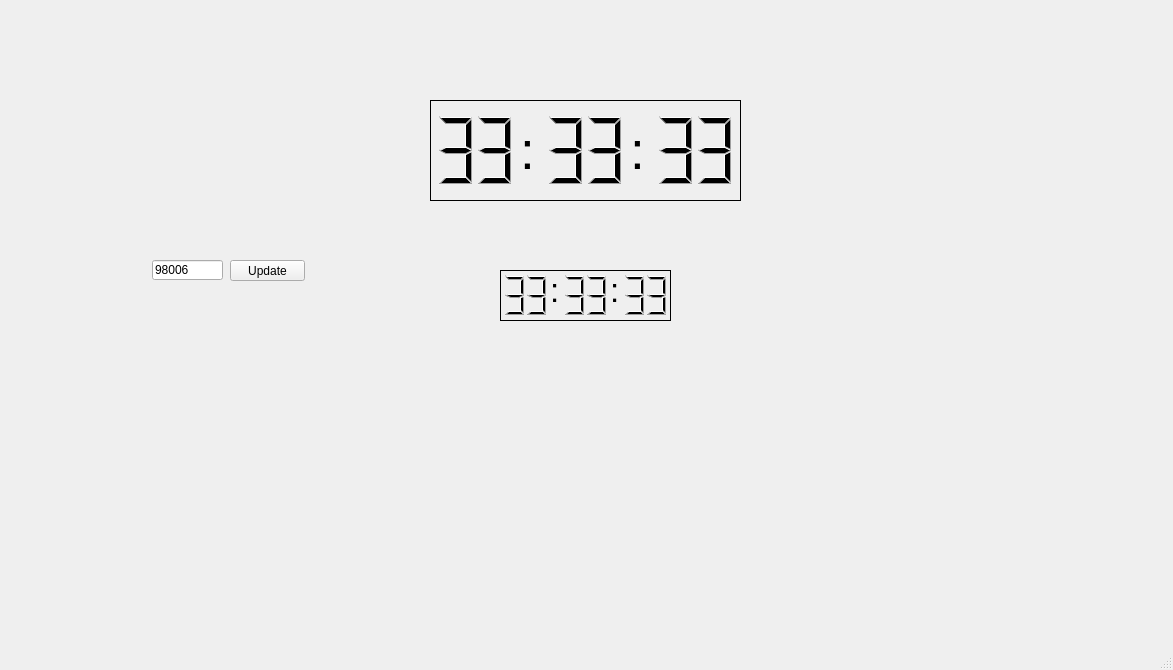
hansonbriley/LabFour, file LabFour/mainwindow.ui: the form before one commit.
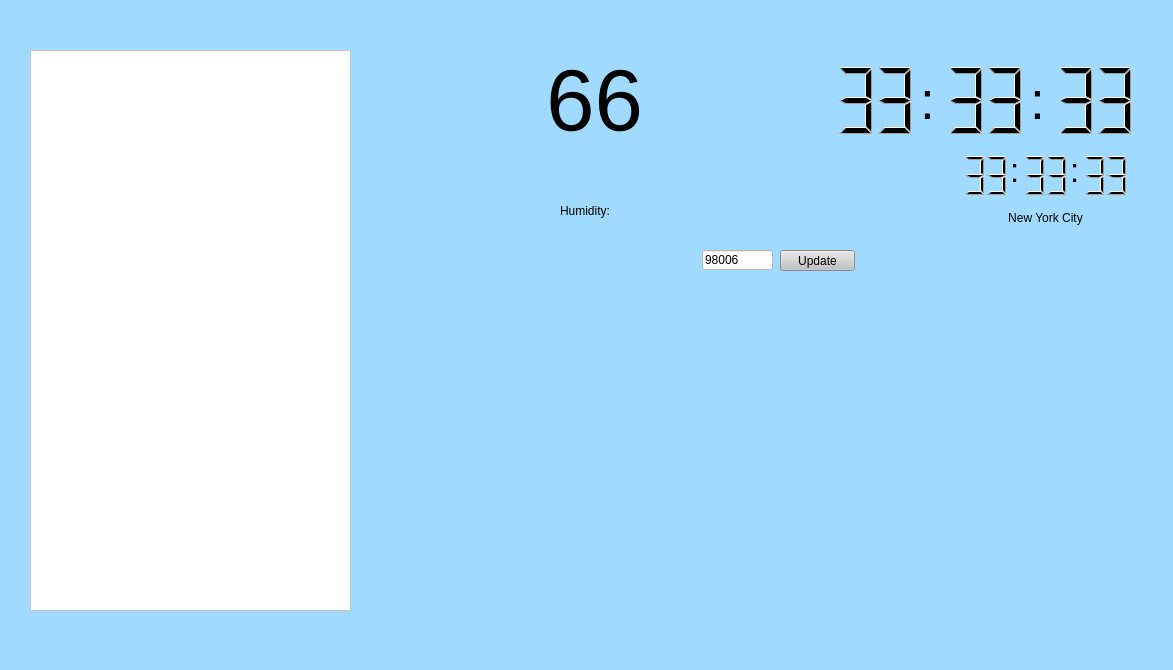
The form after the commit.

Patch:
```diff
--- a/LabFour/mainwindow.ui
+++ b/LabFour/mainwindow.ui
@@ -10,15 +10,31 @@
     <height>670</height>
    </rect>
   </property>
+  <property name="minimumSize">
+   <size>
+    <width>1173</width>
+    <height>670</height>
+   </size>
+  </property>
+  <property name="maximumSize">
+   <size>
+    <width>1173</width>
+    <height>670</height>
+   </size>
+  </property>
   <property name="windowTitle">
    <string>MainWindow</string>
   </property>
+  <property name="styleSheet">
+   <string notr="true">background-color: rgb(161, 218, 255);
+</string>
+  </property>
   <widget class="QWidget" name="centralwidget">
    <widget class="QLCDNumber" name="hoursTime">
     <property name="geometry">
      <rect>
-      <x>430</x>
-      <y>110</y>
+      <x>830</x>
+      <y>60</y>
       <width>91</width>
       <height>81</height>
      </rect>
@@ -36,8 +52,8 @@
    <widget class="QLCDNumber" name="minutesTime">
     <property name="geometry">
      <rect>
-      <x>540</x>
-      <y>110</y>
+      <x>940</x>
+      <y>60</y>
       <width>91</width>
       <height>81</height>
      </rect>
@@ -55,8 +71,8 @@
    <widget class="QLCDNumber" name="secondsTime">
     <property name="geometry">
      <rect>
-      <x>650</x>
-      <y>110</y>
+      <x>1050</x>
+      <y>60</y>
       <width>91</width>
       <height>81</height>
      </rect>
@@ -74,8 +90,8 @@
    <widget class="QLabel" name="label">
     <property name="geometry">
      <rect>
-      <x>520</x>
-      <y>110</y>
+      <x>920</x>
+      <y>60</y>
       <width>31</width>
       <height>81</height>
      </rect>
@@ -92,8 +108,8 @@
    <widget class="QLabel" name="label_2">
     <property name="geometry">
      <rect>
-      <x>630</x>
-      <y>110</y>
+      <x>1030</x>
+      <y>60</y>
       <width>31</width>
       <height>81</height>
      </rect>
@@ -107,27 +123,11 @@
      <string>:</string>
     </property>
    </widget>
-   <widget class="QLabel" name="label_3">
-    <property name="geometry">
-     <rect>
-      <x>430</x>
-      <y>100</y>
-      <width>311</width>
-      <height>101</height>
-     </rect>
-    </property>
-    <property name="frameShape">
-     <enum>QFrame::Box</enum>
-    </property>
-    <property name="text">
-     <string/>
-    </property>
-   </widget>
    <widget class="QLabel" name="label_4">
     <property name="geometry">
      <rect>
-      <x>610</x>
-      <y>270</y>
+      <x>1070</x>
+      <y>150</y>
       <width>16</width>
       <height>41</height>
      </rect>
@@ -144,8 +144,8 @@
    <widget class="QLabel" name="label_5">
     <property name="geometry">
      <rect>
-      <x>550</x>
-      <y>270</y>
+      <x>1010</x>
+      <y>150</y>
       <width>16</width>
       <height>41</height>
      </rect>
@@ -162,8 +162,8 @@
    <widget class="QLCDNumber" name="hourNYC">
     <property name="geometry">
      <rect>
-      <x>500</x>
-      <y>270</y>
+      <x>960</x>
+      <y>150</y>
       <width>51</width>
       <height>51</height>
      </rect>
@@ -191,8 +191,8 @@
    <widget class="QLCDNumber" name="minuteNYC">
     <property name="geometry">
      <rect>
-      <x>560</x>
-      <y>270</y>
+      <x>1020</x>
+      <y>150</y>
       <width>51</width>
       <height>51</height>
      </rect>
@@ -210,8 +210,8 @@
    <widget class="QLCDNumber" name="secondNYC">
     <property name="geometry">
      <rect>
-      <x>620</x>
-      <y>270</y>
+      <x>1080</x>
+      <y>150</y>
       <width>51</width>
       <height>51</height>
      </rect>
@@ -226,34 +226,18 @@
      <double>33.000000000000000</double>
     </property>
    </widget>
-   <widget class="QLabel" name="label_6">
-    <property name="geometry">
-     <rect>
-      <x>500</x>
-      <y>270</y>
-      <width>171</width>
-      <height>51</height>
-     </rect>
-    </property>
-    <property name="frameShape">
-     <enum>QFrame::Box</enum>
-    </property>
-    <property name="text">
-     <string/>
-    </property>
-   </widget>
    <widget class="QLabel" name="mapLabel">
     <property name="geometry">
      <rect>
-      <x>100</x>
-      <y>290</y>
-      <width>261</width>
+      <x>560</x>
+      <y>280</y>
+      <width>431</width>
       <height>331</height>
      </rect>
     </property>
     <property name="minimumSize">
      <size>
-      <width>261</width>
+      <width>431</width>
       <height>331</height>
      </size>
     </property>
@@ -264,12 +248,15 @@
    <widget class="QPushButton" name="zipCodeUpdate">
     <property name="geometry">
      <rect>
-      <x>230</x>
-      <y>260</y>
+      <x>780</x>
+      <y>250</y>
       <width>75</width>
       <height>21</height>
      </rect>
     </property>
+    <property name="styleSheet">
+     <string notr="true">background-color: rgb(195, 195, 195);</string>
+    </property>
     <property name="text">
      <string>Update</string>
     </property>
@@ -277,16 +264,198 @@
    <widget class="QLineEdit" name="zipCodeEdit">
     <property name="geometry">
      <rect>
-      <x>152</x>
-      <y>260</y>
+      <x>702</x>
+      <y>250</y>
       <width>71</width>
       <height>20</height>
      </rect>
     </property>
+    <property name="styleSheet">
+     <string notr="true">background-color: rgb(255, 255, 255);</string>
+    </property>
     <property name="text">
      <string>98006</string>
     </property>
    </widget>
+   <widget class="QLabel" name="label_7">
+    <property name="geometry">
+     <rect>
+      <x>1010</x>
+      <y>150</y>
+      <width>16</width>
+      <height>41</height>
+     </rect>
+    </property>
+    <property name="font">
+     <font>
+      <pointsize>25</pointsize>
+     </font>
+    </property>
+    <property name="text">
+     <string>:</string>
+    </property>
+   </widget>
+   <widget class="QLabel" name="weatherTemp">
+    <property name="geometry">
+     <rect>
+      <x>514</x>
+      <y>40</y>
+      <width>161</width>
+      <height>121</height>
+     </rect>
+    </property>
+    <property name="font">
+     <font>
+      <pointsize>65</pointsize>
+     </font>
+    </property>
+    <property name="text">
+     <string>66</string>
+    </property>
+    <property name="alignment">
+     <set>Qt::AlignCenter</set>
+    </property>
+   </widget>
+   <widget class="QLabel" name="weatherIcon">
+    <property name="geometry">
+     <rect>
+      <x>570</x>
+      <y>150</y>
+      <width>51</width>
+      <height>41</height>
+     </rect>
+    </property>
+    <property name="text">
+     <string/>
+    </property>
+   </widget>
+   <widget class="QLabel" name="label_3">
+    <property name="geometry">
+     <rect>
+      <x>1000</x>
+      <y>210</y>
+      <width>91</width>
+      <height>16</height>
+     </rect>
+    </property>
+    <property name="text">
+     <string>New York City</string>
+    </property>
+    <property name="alignment">
+     <set>Qt::AlignCenter</set>
+    </property>
+   </widget>
+   <widget class="QTableView" name="toDoList">
+    <property name="geometry">
+     <rect>
+      <x>30</x>
+      <y>50</y>
+      <width>321</width>
+      <height>561</height>
+     </rect>
+    </property>
+    <property name="sizePolicy">
+     <sizepolicy hsizetype="Expanding" vsizetype="Expanding">
+      <horstretch>0</horstretch>
+      <verstretch>0</verstretch>
+     </sizepolicy>
+    </property>
+    <property name="baseSize">
+     <size>
+      <width>0</width>
+      <height>0</height>
+     </size>
+    </property>
+    <property name="styleSheet">
+     <string notr="true">background-color: rgb(255, 255, 255);</string>
+    </property>
+    <property name="sizeAdjustPolicy">
+     <enum>QAbstractScrollArea::AdjustToContents</enum>
+    </property>
+    <property name="iconSize">
+     <size>
+      <width>0</width>
+      <height>0</height>
+     </size>
+    </property>
+    <attribute name="horizontalHeaderMinimumSectionSize">
+     <number>291</number>
+    </attribute>
+    <attribute name="horizontalHeaderDefaultSectionSize">
+     <number>291</number>
+    </attribute>
+   </widget>
+   <widget class="QLabel" name="welcomeMessage">
+    <property name="geometry">
+     <rect>
+      <x>920</x>
+      <y>20</y>
+      <width>131</width>
+      <height>31</height>
+     </rect>
+    </property>
+    <property name="font">
+     <font>
+      <pointsize>14</pointsize>
+     </font>
+    </property>
+    <property name="text">
+     <string/>
+    </property>
+    <property name="alignment">
+     <set>Qt::AlignCenter</set>
+    </property>
+   </widget>
+   <widget class="QLabel" name="humidityBox">
+    <property name="geometry">
+     <rect>
+      <x>610</x>
+      <y>200</y>
+      <width>31</width>
+      <height>20</height>
+     </rect>
+    </property>
+    <property name="text">
+     <string/>
+    </property>
+    <property name="alignment">
+     <set>Qt::AlignCenter</set>
+    </property>
+   </widget>
+   <widget class="QLabel" name="label_6">
+    <property name="geometry">
+     <rect>
+      <x>560</x>
+      <y>200</y>
+      <width>51</width>
+      <height>21</height>
+     </rect>
+    </property>
+    <property name="text">
+     <string>Humidity:</string>
+    </property>
+   </widget>
+   <zorder>zipCodeEdit</zorder>
+   <zorder>mapLabel</zorder>
+   <zorder>label_5</zorder>
+   <zorder>minutesTime</zorder>
+   <zorder>secondsTime</zorder>
+   <zorder>hoursTime</zorder>
+   <zorder>zipCodeUpdate</zorder>
+   <zorder>label_4</zorder>
+   <zorder>label_2</zorder>
+   <zorder>label</zorder>
+   <zorder>minuteNYC</zorder>
+   <zorder>secondNYC</zorder>
+   <zorder>hourNYC</zorder>
+   <zorder>label_7</zorder>
+   <zorder>weatherTemp</zorder>
+   <zorder>weatherIcon</zorder>
+   <zorder>label_3</zorder>
+   <zorder>toDoList</zorder>
+   <zorder>welcomeMessage</zorder>
+   <zorder>humidityBox</zorder>
+   <zorder>label_6</zorder>
   </widget>
   <widget class="QMenuBar" name="menubar">
    <property name="geometry">
```
